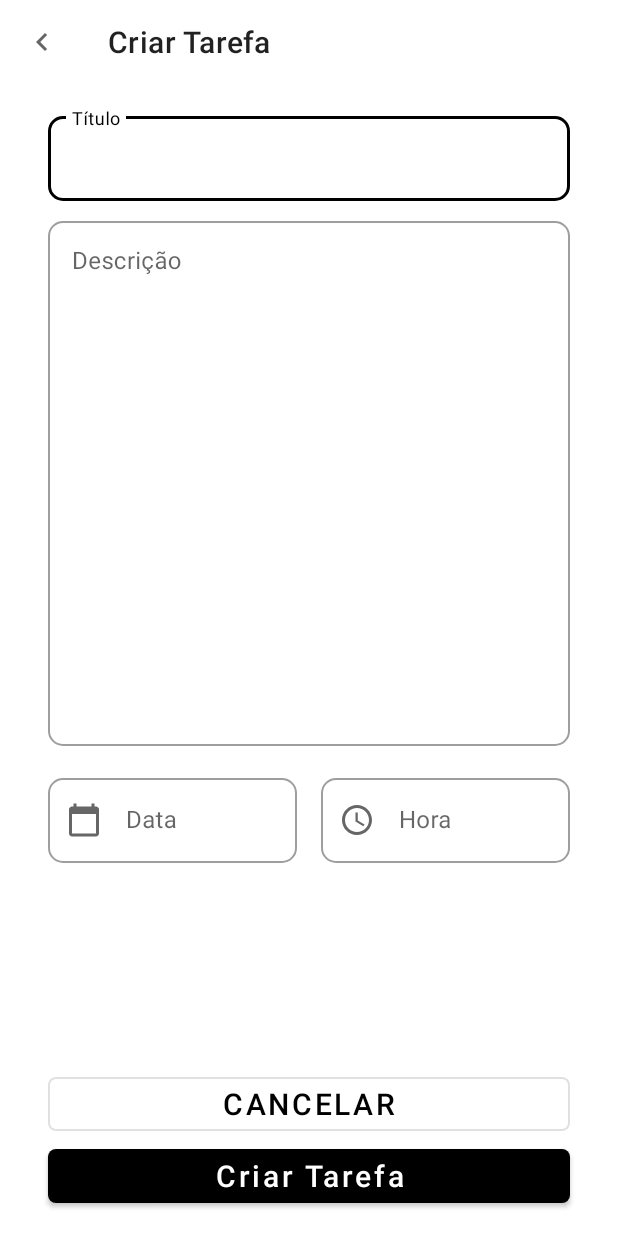
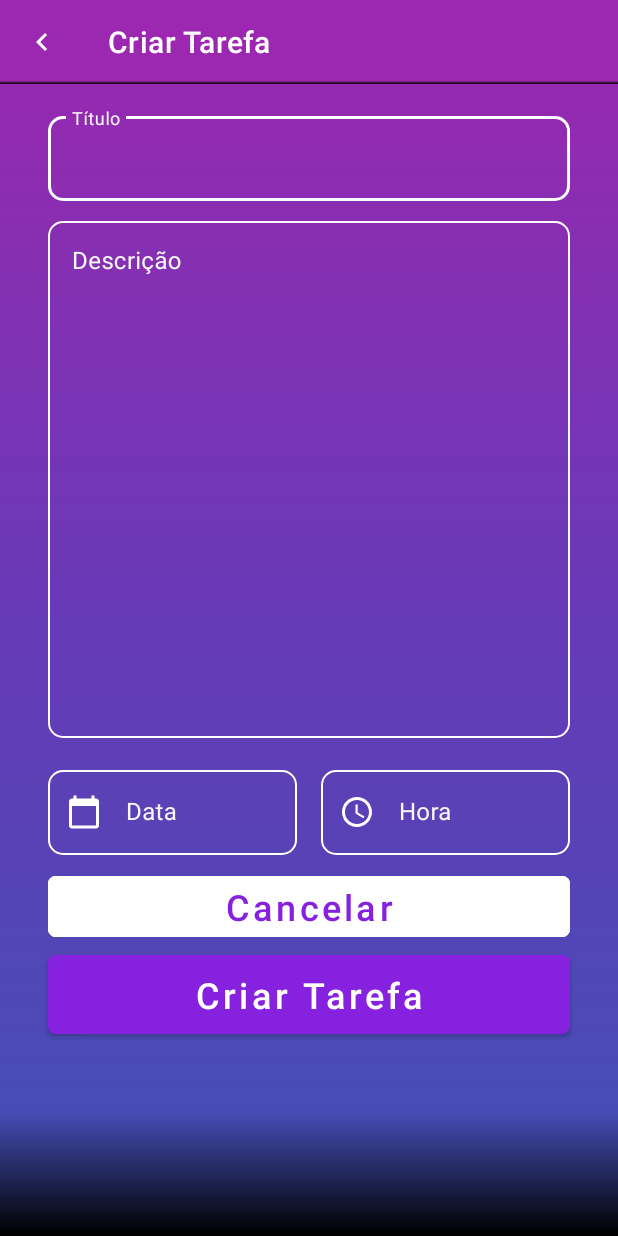
Before and after one commit to ikeda1/Santander-Bootcamp-Mobile, an Android app: the AddTaskActivity screen opened directly, with no data from a screen before it, on a phone screen of 412 x 824 dp. Run offline under Robolectric (Android 15) with nearby library versions, the phone set to English and light mode, and no system bars.

Commit message:
changed overall style

```diff
--- a/TodoList/app/src/main/java/com/example/todolist/ui/MainActivity.kt
+++ b/TodoList/app/src/main/java/com/example/todolist/ui/MainActivity.kt
@@ -7,8 +7,6 @@ import android.os.Bundle
 import android.util.Log
 import android.view.View
 import androidx.appcompat.widget.Toolbar
-
-
 import com.example.todolist.R
 import com.example.todolist.databinding.ActivityMainBinding
 import com.example.todolist.datasource.TaskDataSource
@@ -17,7 +15,6 @@ class MainActivity : AppCompatActivity() {
 
     private lateinit var binding: ActivityMainBinding
     private val adapter by lazy { TaskListAdapter() }
-
 
     override fun onCreate(savedInstanceState: Bundle?) {
         super.onCreate(savedInstanceState)
--- /dev/null
+++ b/TodoList/app/src/main/res/drawable/custom_cursor_color.xml
@@ -0,0 +1,5 @@
+<?xml version="1.0" encoding="utf-8"?>
+<shape xmlns:android="http://schemas.android.com/apk/res/android" >
+    <size android:width="1dp" />
+    <solid android:color="#FFFFFF"  />
+</shape>
--- /dev/null
+++ b/TodoList/app/src/main/res/drawable/gradient.xml
@@ -0,0 +1,23 @@
+<?xml version="1.0" encoding="utf-8"?>
+<layer-list xmlns:android="http://schemas.android.com/apk/res/android">
+    <item>
+        <shape>
+            <gradient
+                android:startColor="#9C27B0"
+                android:centerColor="#673AB7"
+                android:endColor="#3F51B5"
+                android:angle="270" />
+        </shape>
+    </item>
+
+    <item>
+        <shape>
+            <gradient
+                android:startColor="@android:color/transparent"
+                android:centerColor="@android:color/transparent"
+                android:endColor="@color/black"
+                android:angle="270"
+                android:centerY="0.9"/>
+        </shape>
+    </item>
+</layer-list>
--- /dev/null
+++ b/TodoList/app/src/main/res/drawable/ic_back_arrow.xml
@@ -0,0 +1,5 @@
+<vector android:height="24dp" android:tint="#FFFFFF"
+    android:viewportHeight="24" android:viewportWidth="24"
+    android:width="24dp" xmlns:android="http://schemas.android.com/apk/res/android">
+    <path android:fillColor="@android:color/white" android:pathData="M11.67,3.87L9.9,2.1 0,12l9.9,9.9 1.77,-1.77L3.54,12z"/>
+</vector>
--- a/TodoList/app/src/main/res/drawable/ic_calendar.xml
+++ b/TodoList/app/src/main/res/drawable/ic_calendar.xml
@@ -3,7 +3,8 @@
     android:height="24dp"
     android:viewportWidth="24"
     android:viewportHeight="24"
-    android:tint="?attr/colorControlNormal">
+    android:tint="@color/white"
+    android:tintMode="@color/white">
   <path
       android:fillColor="@android:color/white"
       android:pathData="M20,3h-1L19,1h-2v2L7,3L7,1L5,1v2L4,3c-1.1,0 -2,0.9 -2,2v16c0,1.1 0.9,2 2,2h16c1.1,0 2,-0.9 2,-2L22,5c0,-1.1 -0.9,-2 -2,-2zM20,21L4,21L4,8h16v13z"/>
--- a/TodoList/app/src/main/res/drawable/ic_clock.xml
+++ b/TodoList/app/src/main/res/drawable/ic_clock.xml
@@ -3,7 +3,8 @@
     android:height="24dp"
     android:viewportWidth="24"
     android:viewportHeight="24"
-    android:tint="?attr/colorControlNormal">
+    android:tint="@color/white"
+    android:tintMode="@color/white">
   <path
       android:fillColor="@android:color/white"
       android:pathData="M11.99,2C6.47,2 2,6.48 2,12s4.47,10 9.99,10C17.52,22 22,17.52 22,12S17.52,2 11.99,2zM12,20c-4.42,0 -8,-3.58 -8,-8s3.58,-8 8,-8 8,3.58 8,8 -3.58,8 -8,8z"/>
--- a/TodoList/app/src/main/res/drawable/ic_nav_bf.xml
+++ b/TodoList/app/src/main/res/drawable/ic_nav_bf.xml
@@ -3,7 +3,8 @@
     android:height="24dp"
     android:viewportWidth="24"
     android:viewportHeight="24"
-    android:tint="?attr/colorControlNormal">
+    android:tint="@color/white"
+    android:tintMode="@color/white">
   <path
       android:fillColor="@android:color/white"
       android:pathData="M15.41,7.41L14,6l-6,6 6,6 1.41,-1.41L10.83,12z"/>
--- /dev/null
+++ b/TodoList/app/src/main/res/drawable/popup_menu_bg.xml
@@ -0,0 +1,12 @@
+<?xml version="1.0" encoding="utf-8"?>
+<layer-list xmlns:android="http://schemas.android.com/apk/res/android">
+    <item>
+        <shape>
+            <gradient
+                android:startColor="#9C27B0"
+                android:centerColor="#673AB7"
+                android:endColor="#3F51B5"
+                android:angle="270" />
+        </shape>
+    </item>
+</layer-list>
--- /dev/null
+++ b/TodoList/app/src/main/res/drawable/toolbar_bg.xml
@@ -0,0 +1,13 @@
+<?xml version="1.0" encoding="utf-8"?>
+<layer-list xmlns:android="http://schemas.android.com/apk/res/android">
+    <item>
+        <shape>
+            <gradient
+                android:startColor="#9C27B0"
+                android:centerColor="#9C27B0"
+                android:endColor="@color/black"
+                android:angle="270"
+                android:centerY="0.96"/>
+        </shape>
+    </item>
+</layer-list>
--- a/TodoList/app/src/main/res/layout/activity_add_task.xml
+++ b/TodoList/app/src/main/res/layout/activity_add_task.xml
@@ -3,7 +3,8 @@
     android:layout_width="match_parent"
     android:layout_height="match_parent"
     xmlns:app="http://schemas.android.com/apk/res-auto"
-    xmlns:tools="http://schemas.android.com/tools">
+    xmlns:tools="http://schemas.android.com/tools"
+    android:background="@drawable/gradient">
 
     <androidx.appcompat.widget.Toolbar
         android:id="@+id/toolbar"
@@ -11,7 +12,9 @@
         android:layout_height="wrap_content"
         app:title="@string/label_new_task"
         app:navigationIcon="@drawable/ic_nav_bf"
-        app:layout_constraintTop_toTopOf="parent" />
+        app:layout_constraintTop_toTopOf="parent"
+        android:background="@drawable/toolbar_bg"
+        />
 
     <!-- Margens laterais e central para a caixa de input -->
     <androidx.constraintlayout.widget.Guideline
@@ -45,6 +48,8 @@
             android:layout_width="match_parent"
             android:layout_height="wrap_content"
             android:inputType="text"
+            android:textCursorDrawable="@drawable/custom_cursor_color"
+            android:textColorHighlight="#a9a9a9"
             tools:text="@string/label_title_example" />
     </com.google.android.material.textfield.TextInputLayout>
     <!--  ===================================== -->
@@ -53,10 +58,10 @@
     <com.google.android.material.textfield.TextInputLayout
         android:id="@+id/til_description"
         style="@style/TextInputLayout.roundedCorner"
+        android:theme="@style/EditTextThemeOverlay"
         android:hint="@string/label_description_hint"
         android:layout_width="0dp"
-        android:layout_height="wrap_content"
-        android:minHeight="200dp"
+        android:layout_height="350dp"
         android:maxHeight="350dp"
         android:layout_marginTop="8dp"
         app:layout_constraintTop_toBottomOf="@id/til_title"
@@ -66,9 +71,11 @@
         <com.google.android.material.textfield.TextInputEditText
             android:layout_width="match_parent"
             android:layout_height="match_parent"
-            android:minHeight="350dp"
+            android:maxHeight="350dp"
             android:gravity="top|start"
             android:inputType="textMultiLine"
+            android:textCursorDrawable="@drawable/custom_cursor_color"
+            android:textColorHighlight="#a9a9a9"
             tools:text="@string/label_description_example" />
     </com.google.android.material.textfield.TextInputLayout>
     <!--  ===================================== -->
@@ -80,12 +87,15 @@
         android:layout_width="0dp"
         android:layout_height="wrap_content"
         android:hint="@string/label_date_hint"
+        android:textColorHint="@color/gray_ish"
         app:startIconDrawable="@drawable/ic_calendar"
+        app:startIconTint="@color/white"
         android:layout_marginTop="16dp"
         android:layout_marginEnd="16dp"
         app:layout_constraintTop_toBottomOf="@id/til_description"
         app:layout_constraintStart_toStartOf="@id/guide_start"
-        app:layout_constraintEnd_toStartOf="@id/til_time" >
+        app:layout_constraintEnd_toStartOf="@id/til_time"
+        app:boxStrokeColor="@color/white">
 
         <com.google.android.material.textfield.TextInputEditText
             android:layout_width="match_parent"
@@ -102,10 +112,13 @@
         android:layout_width="0dp"
         android:layout_height="wrap_content"
         android:hint="@string/label_hour_hint"
+        android:textColorHint="@color/gray_ish"
         app:startIconDrawable="@drawable/ic_clock"
+        app:startIconTint="@color/white"
         app:layout_constraintTop_toTopOf="@id/til_date"
         app:layout_constraintStart_toEndOf="@id/til_date"
-        app:layout_constraintEnd_toEndOf="@id/guide_end">
+        app:layout_constraintEnd_toEndOf="@id/guide_end"
+        app:boxStrokeColor="@color/white">
 
         <com.google.android.material.textfield.TextInputEditText
             android:layout_width="match_parent"
@@ -119,12 +132,16 @@
     <com.google.android.material.button.MaterialButton
         android:id="@+id/btn_cancel_create"
         style="@style/Widget.MaterialComponents.Button.OutlinedButton"
+        app:strokeColor="@color/white"
+        android:backgroundTint="@color/white"
         app:cornerRadius="5dp"
         android:layout_width="0dp"
         android:layout_height="wrap_content"
         android:text="@string/label_cancel"
-        android:textSize="20sp"
-        app:layout_constraintBottom_toTopOf="@id/btn_new_task"
+        android:textAllCaps="false"
+        android:textSize="24sp"
+        android:layout_marginTop="8dp"
+        app:layout_constraintTop_toBottomOf="@id/til_time"
         app:layout_constraintEnd_toEndOf="@id/guide_end"
         app:layout_constraintStart_toStartOf="@id/guide_start"/>
 
@@ -135,13 +152,13 @@
         app:cornerRadius="5dp"
         android:layout_width="0dp"
         android:layout_height="wrap_content"
-        android:layout_marginBottom="16dp"
         android:text="@string/label_new_task"
-        android:textSize="20sp"
+        android:textAllCaps="false"
+        android:textSize="24sp"
+        android:padding="10dp"
         android:textColor="@color/white"
-        android:textAllCaps="false"
         app:layout_constraintStart_toStartOf="@id/guide_start"
         app:layout_constraintEnd_toEndOf="@id/guide_end"
-        app:layout_constraintBottom_toBottomOf="parent"/>
+        app:layout_constraintTop_toBottomOf="@id/btn_cancel_create"/>
 
 </androidx.constraintlayout.widget.ConstraintLayout>
--- a/TodoList/app/src/main/res/values/colors.xml
+++ b/TodoList/app/src/main/res/values/colors.xml
@@ -1,5 +1,5 @@
 <?xml version="1.0" encoding="utf-8"?>
-<resources>
+<resources xmlns:tools="http://schemas.android.com/tools">
     <color name="purple_200">#FFBB86FC</color>
     <color name="purple_500">#FF6200EE</color>
     <color name="purple_700">#FF3700B3</color>
@@ -8,4 +8,6 @@
     <color name="black">#FF000000</color>
     <color name="white">#FFFFFFFF</color>
     <color name="purple">#FF8721E0</color>
+    <color name="gray_ish">#F7F7F7</color>
+    <color name="mtrl_textinput_default_box_stroke_color" tools:override="true">#FFFFFF</color>
 </resources>
--- a/TodoList/app/src/main/res/values/strings.xml
+++ b/TodoList/app/src/main/res/values/strings.xml
@@ -13,5 +13,5 @@
     <string name="label_edit">Editar</string>
     <string name="label_delete">Deletar</string>
     <string name="label_deleteAll">Deletar Tudo</string>
-    <string name="label_noTasks">Ops! Você ainda não possui\nnenhuma tarefa</string>
+    <string name="label_noTasks">Você ainda não possui\nnenhuma tarefa</string>
 </resources>
--- a/TodoList/app/src/main/res/values/themes.xml
+++ b/TodoList/app/src/main/res/values/themes.xml
@@ -1,19 +1,31 @@
 <resources xmlns:tools="http://schemas.android.com/tools">
     <!-- Base application theme. -->
     <style name="Theme.ToDoList" parent="Theme.MaterialComponents.Light.NoActionBar">
-        <item name="colorPrimary">@color/black</item>
+        <item name="colorPrimary">@color/purple</item>
+        <item name="android:textColorPrimary">@color/white</item>
         <!-- Cor da status bar -->
         <item name="colorPrimaryDark">@color/black</item>
         <!-- Cor dos botoes -->
-        <item name="colorSecondary">@color/black</item>
+        <item name="colorSecondary">@color/purple</item>
         <item name="colorOnSecondary">@color/white</item>
+        <item name="android:popupMenuStyle">@style/PopupMenu</item>
+
     </style>
+
+    <style name="PopupMenu" parent="ThemeOverlay.AppCompat.Dark">
+        <item name="android:popupBackground">@drawable/popup_menu_bg</item>
+        <item name="android:popupElevation">10dp</item>
+    </style>
+
 
     <style name="TextInputLayout.roundedCorner" parent="Widget.MaterialComponents.TextInputLayout.OutlinedBox">
         <item name="boxCornerRadiusTopStart">10dp</item>
         <item name="boxCornerRadiusTopEnd">10dp</item>
         <item name="boxCornerRadiusBottomStart">10dp</item>
         <item name="boxCornerRadiusBottomEnd">10dp</item>
+        <item name="hintTextColor">@color/gray_ish</item>
+        <item name="android:textColorHint">@color/gray_ish</item>
+        <item name="boxStrokeColor">@color/white</item>
     </style>
 
     <style name="roundedCorner">
@@ -22,4 +34,8 @@
         <item name="boxCornerRadiusBottomStart">10dp</item>
         <item name="boxCornerRadiusBottomEnd">10dp</item>
     </style>
+
+    <style name="EditTextThemeOverlay" parent="ThemeOverlay.AppCompat">
+        <item name="colorAccent">@android:color/white</item>
+    </style>
 </resources>
```
Also changed, not shown: TodoList/app/src/main/java/com/example/todolist/ui/AddTaskActivity.kt (+4 -4 lines), TodoList/app/src/main/res/drawable/ic_empty_state.xml (+65 -55 lines), TodoList/app/src/main/res/layout/activity_main.xml (+9 -9 lines), TodoList/app/src/main/res/layout/empty_state.xml (+5 -2 lines), TodoList/app/src/main/res/layout/item_task.xml (+4 -3 lines).
